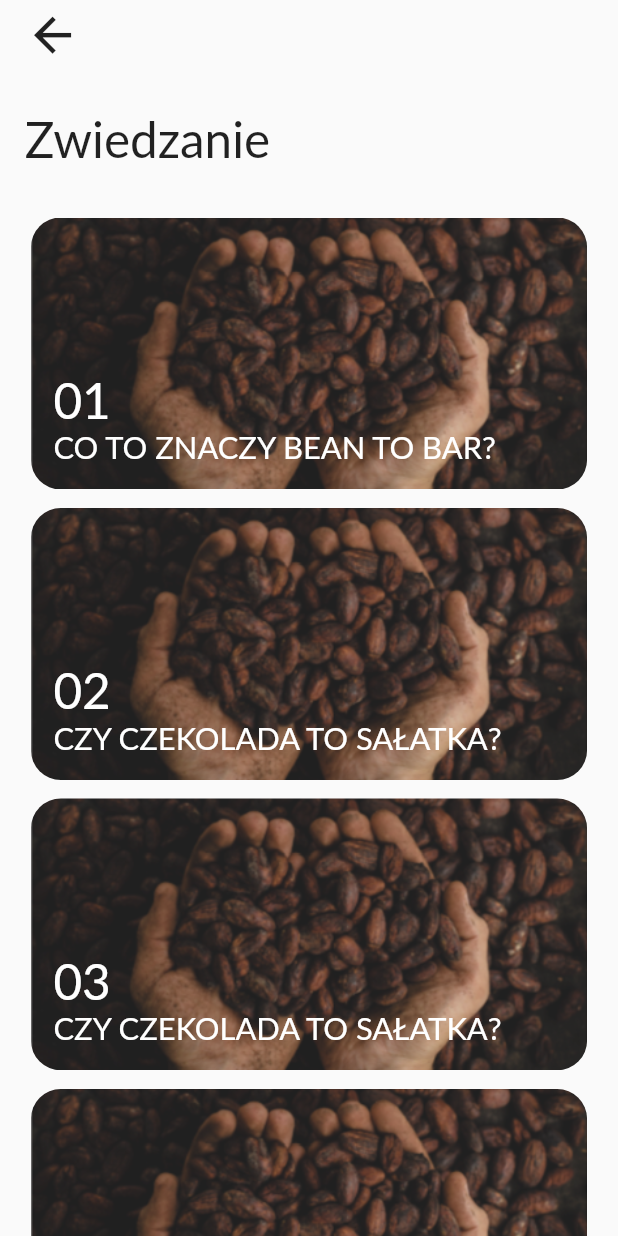
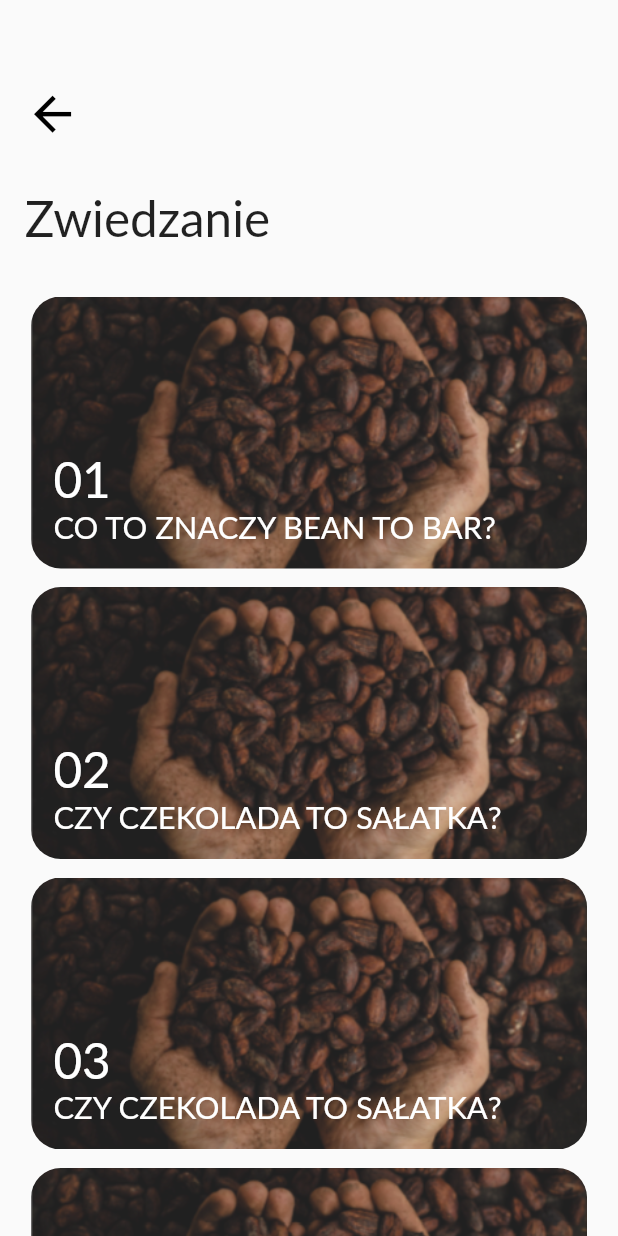
Before and after one commit to KajetanBilinski/BeskidChocolateApplication, a Flutter app: the screen it shows after launch, after a tap on "Zwiedzanie", on a phone screen of 412 x 824 dp. Run offline on Flutter 3.47's test engine with Material 2 defaults, Android fonts, the phone set to English and light mode, and no system bars; Roboto replaces fonts that are missing (Lato).

Commit message:
Added GlobalMethod for arrow back

```diff
--- a/lib/pages/presentation_main_page.dart
+++ b/lib/pages/presentation_main_page.dart
@@ -3,6 +3,7 @@ import 'package:beskid_chcolate_app/pages/presentation_page.dart';
 import 'package:beskid_chcolate_app/utils/UtilsJson.dart';
 import 'package:flutter/material.dart';
 
+import '../utils/GlobalComponents.dart';
 import '../utils/GlobalVariables.dart';
 import 'home_page.dart';
 
@@ -15,30 +16,9 @@ class PresentationMain extends StatelessWidget {
             body: Center(
                 child:
                     ListView(
+                      padding: EdgeInsets.zero,
                       children: [
-                        Column(
-                          children: [
-                            const SizedBox(
-                              height: 5,
-                            ),
-                            Row(
-                              children: [
-                                SizedBox(
-                                    width: GlobalVariables.spaceBackIconWidthAboutUs),
-                                InkWell(
-                                    onTap: () {
-                                      Navigator.push(
-                                        context,
-                                        MaterialPageRoute(builder: (context) => const HomePage()),
-                                      );
-                                    },
-                                    child: Icon(Icons.arrow_back,
-                                    size: GlobalVariables.backIconSize)
-                                )],
-                            )
-
-                          ],
-                        ),
+                        GlobalComponents.backArrow(context,HomePage(),true,false),
                         const SizedBox(height: 25),
                         Column(
                           children: [
--- /dev/null
+++ b/lib/utils/GlobalComponents.dart
@@ -0,0 +1,41 @@
+import 'package:beskid_chcolate_app/pages/presentation_main_page.dart';
+import 'package:flutter/cupertino.dart';
+import 'package:flutter/material.dart';
+
+import '../pages/home_page.dart';
+import 'GlobalVariables.dart';
+
+class GlobalComponents
+{
+  static Widget backArrow(BuildContext context, Widget page, bool needSpace,bool white)
+  {
+    return Column(
+      crossAxisAlignment: CrossAxisAlignment.start,
+      mainAxisAlignment: MainAxisAlignment.start,
+      children: [
+        SizedBox(
+          height: needSpace?GlobalVariables.spaceBackIconHeightAboutUs:0,
+        ),
+        Row(
+          children: [
+            SizedBox(
+                width: GlobalVariables.spaceBackIconWidthAboutUs),
+            InkWell(
+                onTap: () {
+                  Navigator.push(
+                    context,
+                    MaterialPageRoute(builder: (context) => page),
+                  );
+                },
+                child: Icon(
+                    Icons.arrow_back,
+                    size: GlobalVariables.backIconSize,
+                  color: white?Colors.white:Colors.black,
+                )
+            )],
+        )
+
+      ],
+    );
+  }
+}
```
Also changed, not shown: lib/pages/about_us_page.dart (+2 -27 lines), lib/pages/information_page.dart (+98 -0 lines), lib/pages/presentation_page.dart (+27 -39 lines).
